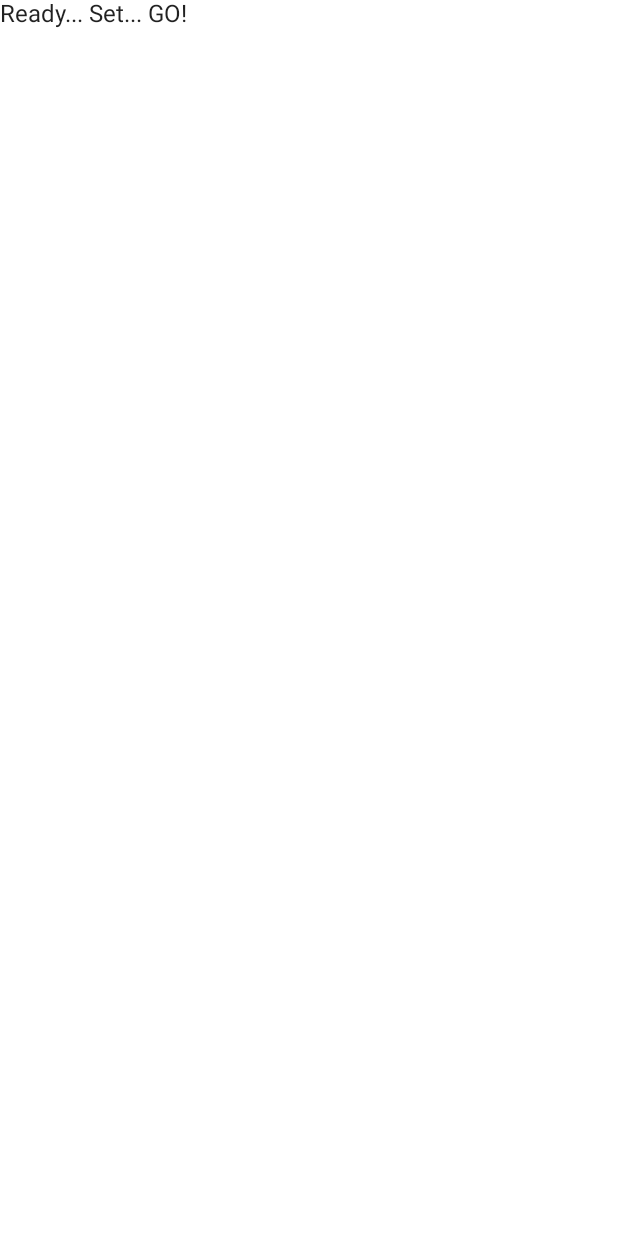
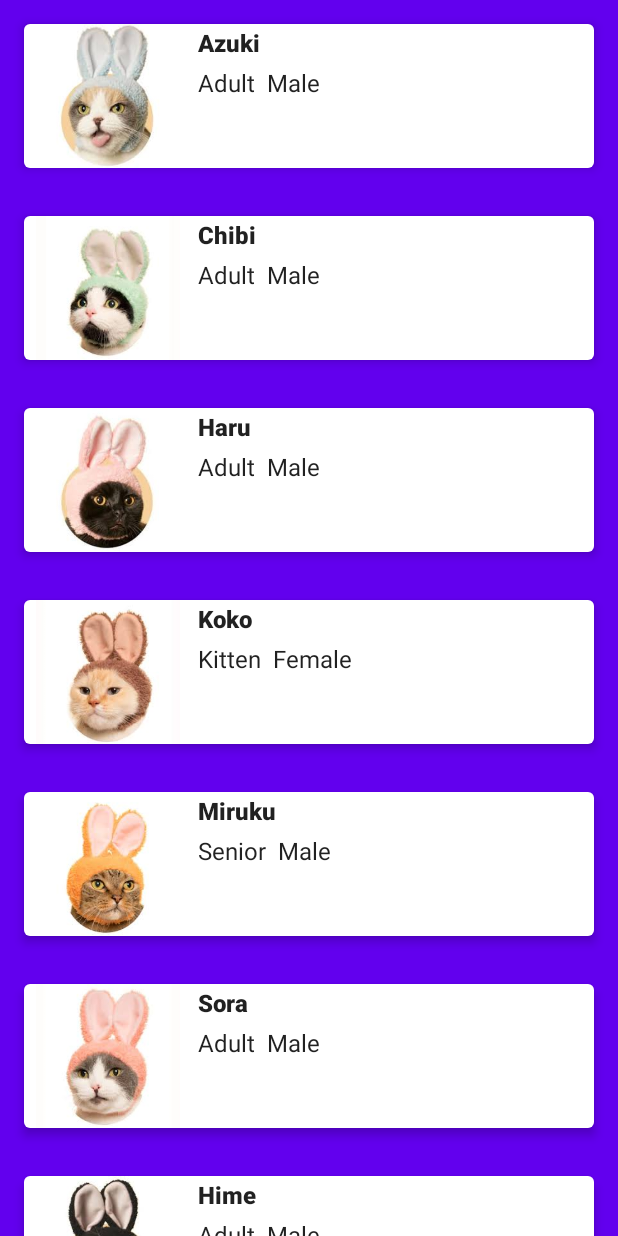
Before and after one commit to donlingliang/PetAdoption, an Android app built with Jetpack Compose: the screen it shows after launch (MainActivity), on a phone screen of 412 x 824 dp. Before the commit the screen is almost empty. Run offline under Robolectric (Android 15) with nearby library versions, the phone set to English and light mode, and no system bars.

Commit message:
Compose Beginner
* added some compose code that i never wrote before

* fixed some imports

```diff
--- a/app/build.gradle
+++ b/app/build.gradle
@@ -1,6 +1,7 @@
 plugins {
     id 'com.android.application'
     id 'kotlin-android'
+    id 'kotlin-parcelize'
 }
 
 android {
@@ -61,6 +62,7 @@ android {
         excludes += "/META-INF/AL2.0"
         excludes += "/META-INF/LGPL2.1"
     }
+    buildToolsVersion '30.0.3'
 }
 
 dependencies {
--- a/app/src/main/java/com/example/androiddevchallenge/MainActivity.kt
+++ b/app/src/main/java/com/example/androiddevchallenge/MainActivity.kt
@@ -18,16 +18,39 @@ package com.example.androiddevchallenge
 import android.os.Bundle
 import androidx.activity.compose.setContent
 import androidx.appcompat.app.AppCompatActivity
+import androidx.compose.foundation.Image
+import androidx.compose.foundation.clickable
+import androidx.compose.foundation.layout.fillMaxWidth
+import androidx.compose.foundation.layout.PaddingValues
+import androidx.compose.foundation.layout.Arrangement
+import androidx.compose.foundation.layout.Row
+import androidx.compose.foundation.layout.Column
+import androidx.compose.foundation.layout.width
+import androidx.compose.foundation.layout.padding
+import androidx.compose.foundation.layout.height
+import androidx.compose.foundation.lazy.LazyColumn
+import androidx.compose.foundation.lazy.items
+import androidx.compose.material.Card
 import androidx.compose.material.MaterialTheme
 import androidx.compose.material.Surface
 import androidx.compose.material.Text
 import androidx.compose.runtime.Composable
+import androidx.compose.ui.Modifier
+import androidx.compose.ui.graphics.Color
+import androidx.compose.ui.platform.LocalContext
+import androidx.compose.ui.res.painterResource
+import androidx.compose.ui.text.font.FontWeight
 import androidx.compose.ui.tooling.preview.Preview
+import androidx.compose.ui.unit.dp
+import androidx.compose.ui.unit.sp
+import com.example.androiddevchallenge.data.Pet
+import com.example.androiddevchallenge.data.pets
 import com.example.androiddevchallenge.ui.theme.MyTheme
 
 class MainActivity : AppCompatActivity() {
     override fun onCreate(savedInstanceState: Bundle?) {
         super.onCreate(savedInstanceState)
+        title = "Pet Adoption"
         setContent {
             MyTheme {
                 MyApp()
@@ -39,9 +62,61 @@ class MainActivity : AppCompatActivity() {
 // Start building your app here!
 @Composable
 fun MyApp() {
-    Surface(color = MaterialTheme.colors.background) {
-        Text(text = "Ready... Set... GO!")
+    Surface(color = MaterialTheme.colors.primary) {
+        LazyColumn(
+            modifier = Modifier.fillMaxWidth(),
+            contentPadding = PaddingValues(16.dp, 16.dp),
+            verticalArrangement = Arrangement.spacedBy(32.dp)
+        ) {
+            items(pets) {
+                PetItemCard(pet = it)
+            }
+        }
     }
+}
+
+@Composable
+@Preview
+fun PuppyCardPreview() {
+    PetItemCard(pet = pets.first())
+}
+
+@Composable
+fun PetItemCard(pet: Pet) {
+    val context = LocalContext.current
+    Card(
+        Modifier
+            .fillMaxWidth()
+            .clickable(onClick = { PetInfoActivity.start(context, pet) }),
+        backgroundColor = Color.White,
+        elevation = 4.dp
+    ) {
+        Row {
+            Image(
+                painter = painterResource(
+                    id = pet.image,
+                ),
+                null,
+                modifier = Modifier
+                    .width(112.dp)
+                    .height(96.dp)
+            )
+            Column {
+                Text(
+                    text = pet.name,
+                    Modifier.padding(4.dp),
+                    fontSize = 16.sp,
+                    fontWeight = FontWeight.Black
+                )
+                Row {
+                    Text(text = pet.stage.toString(), Modifier.padding(4.dp))
+                    Text(text = pet.gender.toString(), Modifier.padding(4.dp))
+                }
+            }
+        }
+
+    }
+
 }
 
 @Preview("Light Theme", widthDp = 360, heightDp = 640)
--- /dev/null
+++ b/app/src/main/java/com/example/androiddevchallenge/data/Pet.kt
@@ -0,0 +1,67 @@
+package com.example.androiddevchallenge.data
+
+import android.os.Parcelable
+import androidx.annotation.DrawableRes
+import kotlinx.parcelize.Parcelize
+
+@Parcelize
+data class Pet(
+    val name: String,
+    val gender: Gender,
+    val stage: LifeStage,
+    @DrawableRes val image: Int
+) : Parcelable {
+    enum class Gender { Male, Female }
+    enum class LifeStage { Kitten, Junior, Adult, Mature, Senior }
+}
+
+val pets = listOf(
+    Pet(
+        name = "Azuki",
+        gender = Pet.Gender.Male,
+        stage = Pet.LifeStage.Adult,
+        image = com.example.androiddevchallenge.R.drawable.cat_1
+    ),
+    Pet(
+        name = "Chibi",
+        gender = Pet.Gender.Male,
+        stage = Pet.LifeStage.Adult,
+        image = com.example.androiddevchallenge.R.drawable.cat_2
+    ),
+    Pet(
+        name = "Haru",
+        gender = Pet.Gender.Male,
+        stage = Pet.LifeStage.Adult,
+        image = com.example.androiddevchallenge.R.drawable.cat_3
+    ),
+    Pet(
+        name = "Koko",
+        gender = Pet.Gender.Female,
+        stage = Pet.LifeStage.Kitten,
+        image = com.example.androiddevchallenge.R.drawable.cat_4
+    ),
+    Pet(
+        name = "Miruku",
+        gender = Pet.Gender.Male,
+        stage = Pet.LifeStage.Senior,
+        image = com.example.androiddevchallenge.R.drawable.cat_5
+    ),
+    Pet(
+        name = "Sora",
+        gender = Pet.Gender.Male,
+        stage = Pet.LifeStage.Adult,
+        image = com.example.androiddevchallenge.R.drawable.cat_6
+    ),
+    Pet(
+        name = "Hime",
+        gender = Pet.Gender.Male,
+        stage = Pet.LifeStage.Adult,
+        image = com.example.androiddevchallenge.R.drawable.cat_7
+    ),
+    Pet(
+        name = "Tora",
+        gender = Pet.Gender.Female,
+        stage = Pet.LifeStage.Adult,
+        image = com.example.androiddevchallenge.R.drawable.cat_8
+    )
+)
--- a/build.gradle
+++ b/build.gradle
@@ -32,6 +32,7 @@ buildscript {
 
 plugins {
     id 'com.diffplug.spotless' version '5.7.0'
+    id "org.jlleitschuh.gradle.ktlint" version "10.0.0"
 }
 
 subprojects {
```
Also changed, not shown: app/src/main/AndroidManifest.xml (+5 -2 lines), app/src/main/java/com/example/androiddevchallenge/PetInfoActivity.kt (added, +188 -0 lines), app/src/main/res/drawable/cat_1.jpeg (added), app/src/main/res/drawable/cat_2.jpeg (added), app/src/main/res/drawable/cat_3.jpeg (added), app/src/main/res/drawable/cat_4.jpeg (added), app/src/main/res/drawable/cat_5.jpeg (added), app/src/main/res/drawable/cat_6.jpeg (added), app/src/main/res/drawable/cat_7.jpeg (added), app/src/main/res/drawable/cat_8.jpeg (added).
